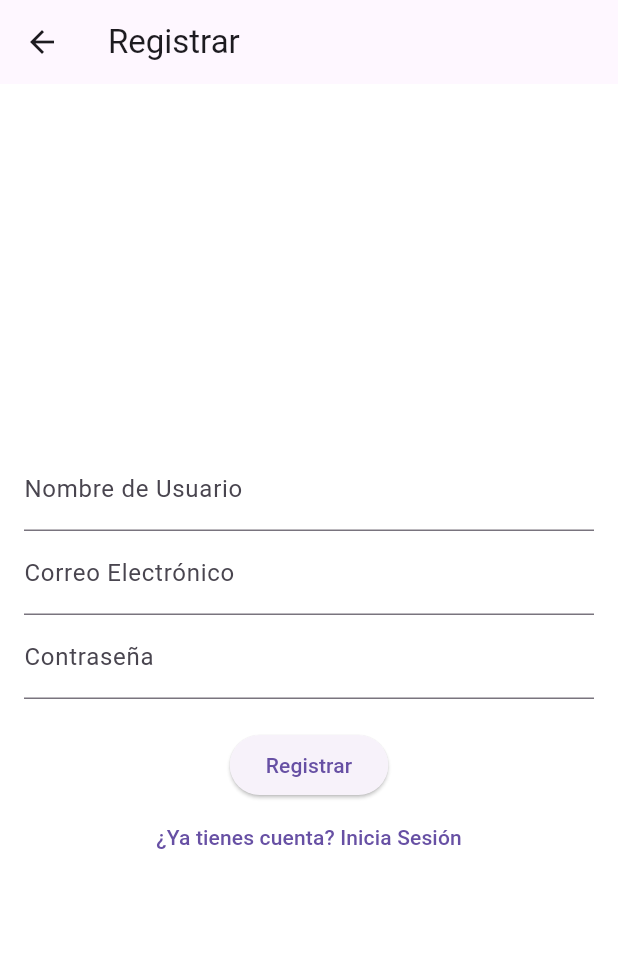
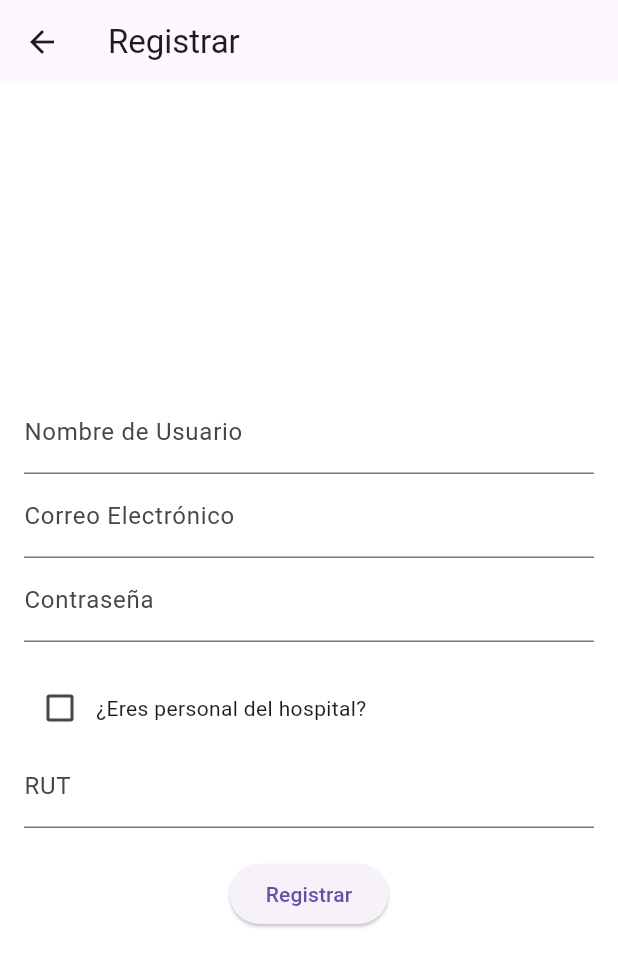
Before and after one commit to Fwlip307/web_codigotrauma, a Flutter app: the RegisterView screen opened by its route, on a phone screen of 412 x 824 dp. Shown: the top 967 px of the screen. Run offline on Flutter 3.47's test engine with Material 3 defaults, Android fonts, the phone set to English and light mode, and no system bars; our stand-ins replace cloud_firestore, firebase_auth, firebase_core; accounts and stored records are empty; network calls fail.

Commit message:
commit inicial

```diff
--- a/lib/views/register_view.dart
+++ b/lib/views/register_view.dart
@@ -1,17 +1,25 @@
 import 'package:flutter/material.dart';
 import 'package:firebase_auth/firebase_auth.dart';
+import 'package:cloud_firestore/cloud_firestore.dart';
 
 class RegisterView extends StatefulWidget {
+  const RegisterView({super.key});
+
   @override
   _RegisterViewState createState() => _RegisterViewState();
 }
 
 class _RegisterViewState extends State<RegisterView> {
   final FirebaseAuth _auth = FirebaseAuth.instance;
+  final FirebaseFirestore _firestore = FirebaseFirestore.instance;
   final TextEditingController _emailController = TextEditingController();
   final TextEditingController _passwordController = TextEditingController();
   final TextEditingController _usernameController = TextEditingController();
+  final TextEditingController _rutController = TextEditingController();
+  final TextEditingController _professionAreaController = TextEditingController();
+  final TextEditingController _phoneNumberController = TextEditingController();
   String? _errorMessage;
+  bool _isHospitalStaff = false;
 
   Future<void> _register() async {
     try {
@@ -19,7 +27,15 @@ class _RegisterViewState extends State<RegisterView> {
         email: _emailController.text.trim(),
         password: _passwordController.text.trim(),
       );
-      // Aquí puedes guardar el nombre de usuario en la base de datos si lo deseas
+
+      await _firestore.collection('usuarios').doc(userCredential.user?.uid).set({
+        'nombre': _usernameController.text.trim(),
+        'rut': _rutController.text.trim(),
+        'esPersonalHospital': _isHospitalStaff,
+        'areaDeProfesión': _isHospitalStaff ? _professionAreaController.text.trim() : null,
+        'númeroDeTeléfono': _isHospitalStaff ? _phoneNumberController.text.trim() : null,
+      });
+
       Navigator.pop(context);
     } on FirebaseAuthException catch (e) {
       setState(() {
@@ -31,15 +47,15 @@ class _RegisterViewState extends State<RegisterView> {
   @override
   Widget build(BuildContext context) {
     return Scaffold(
-      appBar: AppBar(title: Text('Registrar')),
+      appBar: AppBar(title: const Text('Registrar')),
       body: Padding(
-        padding: EdgeInsets.all(16.0),
+        padding: const EdgeInsets.all(16.0),
         child: Column(
           mainAxisAlignment: MainAxisAlignment.center,
           children: [
             TextField(
               controller: _usernameController,
-              decoration: InputDecoration(labelText: 'Nombre de Usuario'),
+              decoration: const InputDecoration(labelText: 'Nombre de Usuario'),
             ),
             TextField(
               controller: _emailController,
@@ -50,14 +66,36 @@ class _RegisterViewState extends State<RegisterView> {
               decoration: InputDecoration(labelText: 'Contraseña', errorText: _errorMessage),
               obscureText: true,
             ),
-            SizedBox(height: 20),
-            ElevatedButton(onPressed: _register, child: Text('Registrar')),
-            TextButton(
-              onPressed: () {
-                Navigator.pop(context);
-              },
-              child: Text('¿Ya tienes cuenta? Inicia Sesión'),
+            const SizedBox(height: 20),
+            Row(
+              children: [
+                Checkbox(
+                  value: _isHospitalStaff,
+                  onChanged: (value) {
+                    setState(() {
+                      _isHospitalStaff = value!;
+                    });
+                  },
+                ),
+                const Text('¿Eres personal del hospital?'),
+              ],
             ),
+            TextField(
+              controller: _rutController,
+              decoration: const InputDecoration(labelText: 'RUT'),
+            ),
+            if (_isHospitalStaff) ...[
+              TextField(
+                controller: _professionAreaController,
+                decoration: const InputDecoration(labelText: 'Área de la Profesión'),
+              ),
+              TextField(
+                controller: _phoneNumberController,
+                decoration: const InputDecoration(labelText: 'Número de Teléfono'),
+              ),
+            ],
+            const SizedBox(height: 20),
+            ElevatedButton(onPressed: _register, child: const Text('Registrar')),
           ],
         ),
       ),
--- a/lib/views/telegram_view.dart
+++ b/lib/views/telegram_view.dart
@@ -1,11 +1,13 @@
 import 'package:flutter/material.dart';
 
 class TelegramView extends StatelessWidget {
+  const TelegramView({super.key});
+
   @override
   Widget build(BuildContext context) {
     return Scaffold(
-      appBar: AppBar(title: Text('Telegram')),
-      body: Center(
+      appBar: AppBar(title: const Text('Telegram')),
+      body: const Center(
         child: Text('Interfaz de Mensajería aquí'),
       ),
     );
--- a/lib/views/user_profile_dialog.dart
+++ b/lib/views/user_profile_dialog.dart
@@ -4,14 +4,14 @@ import 'package:firebase_auth/firebase_auth.dart';
 class UserProfileDialog extends StatelessWidget {
   final String username;
 
-  UserProfileDialog({required this.username});
+  const UserProfileDialog({super.key, required this.username});
 
   @override
   Widget build(BuildContext context) {
     final userEmail = FirebaseAuth.instance.currentUser?.email ?? 'No disponible';
 
     return AlertDialog(
-      title: Text('Perfil de Usuario'),
+      title: const Text('Perfil de Usuario'),
       content: Column(
         mainAxisSize: MainAxisSize.min,
         children: [
@@ -21,7 +21,7 @@ class UserProfileDialog extends StatelessWidget {
       ),
       actions: [
         TextButton(
-          child: Text('Cerrar'),
+          child: const Text('Cerrar'),
           onPressed: () {
             Navigator.of(context).pop();
           },
--- a/lib/widgets/user_profile.dart
+++ b/lib/widgets/user_profile.dart
@@ -3,12 +3,12 @@ import 'package:flutter/material.dart';
 class UserProfileDialog extends StatelessWidget {
   final String username;
 
-  UserProfileDialog({required this.username});
+  const UserProfileDialog({super.key, required this.username});
 
   @override
   Widget build(BuildContext context) {
     return AlertDialog(
-      title: Text('Perfil de Usuario'),
+      title: const Text('Perfil de Usuario'),
       content: Column(
         mainAxisSize: MainAxisSize.min,
         children: [
@@ -18,7 +18,7 @@ class UserProfileDialog extends StatelessWidget {
       ),
       actions: [
         TextButton(
-          child: Text('Cerrar'),
+          child: const Text('Cerrar'),
           onPressed: () {
             Navigator.of(context).pop();
           },
--- a/pubspec.yaml
+++ b/pubspec.yaml
@@ -31,6 +31,7 @@ dependencies:
   firebase_core: ^3.6.0
   firebase_auth: ^5.3.1
   cloud_firestore: ^5.4.4
+  url_launcher: ^6.1.5
   flutter:
     sdk: flutter
 
```
Also changed, not shown: lib/main.dart (+12 -9 lines), lib/views/home_personal_view.dart (added, +46 -0 lines), lib/views/home_usuario_view.dart (added, +42 -0 lines), lib/views/home_view.dart (+33 -24 lines), lib/views/login_view.dart (+45 -38 lines), pubspec.lock, 5 other files.
